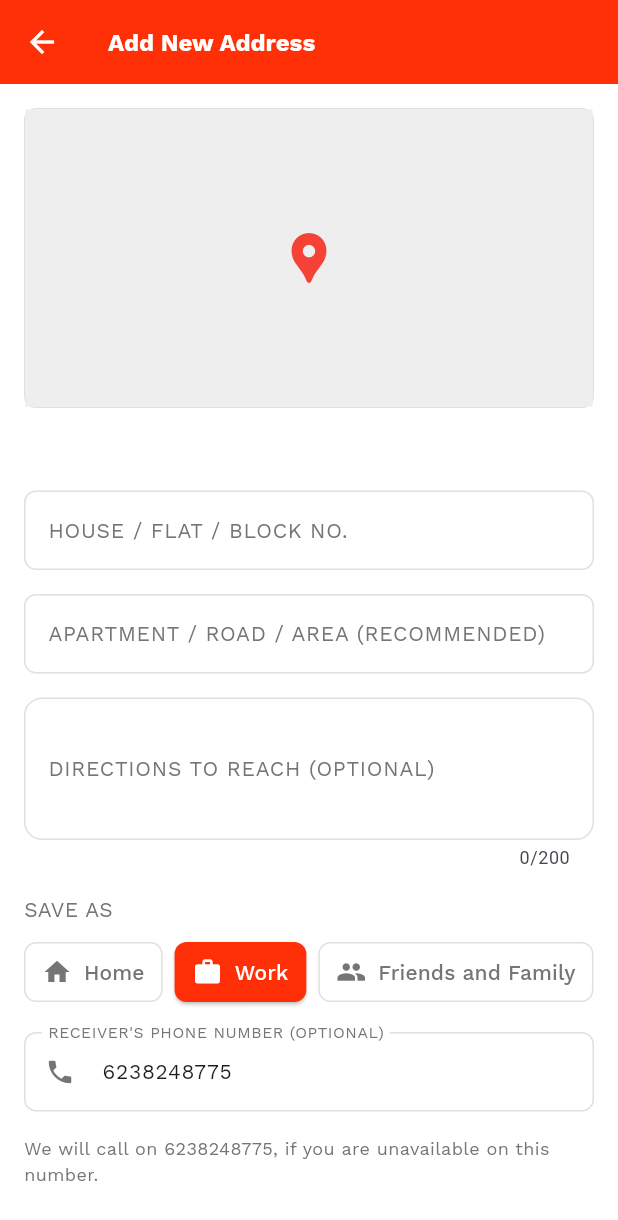
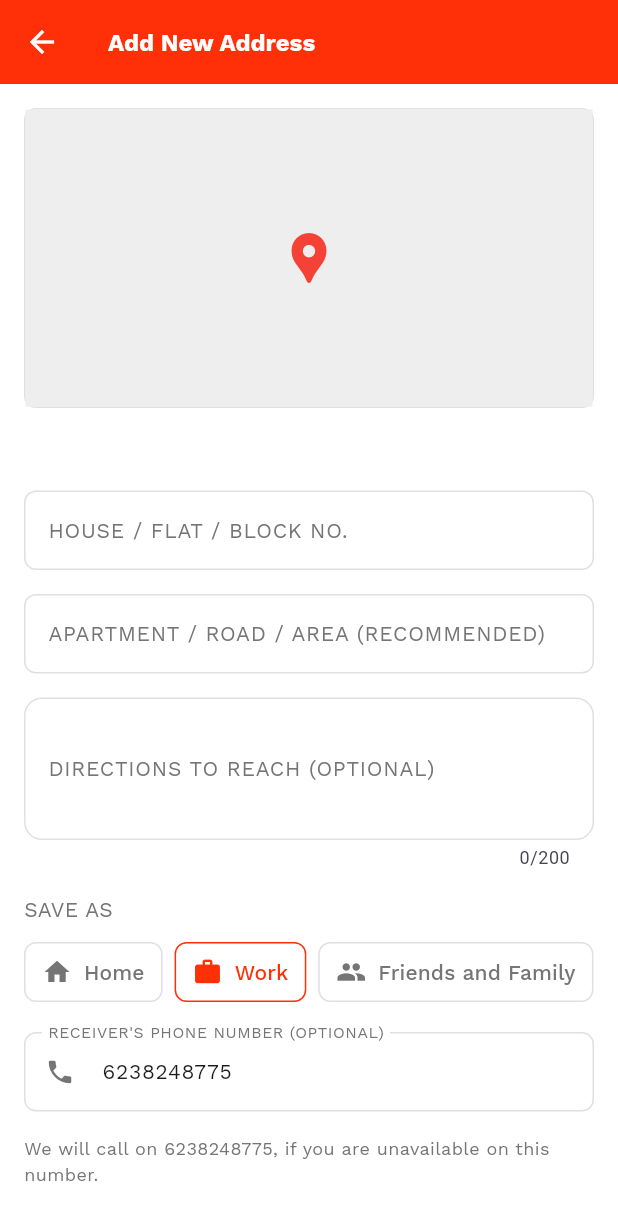
Before and after one commit to anandhuchandrabose/customerApp, a Flutter app: the AddressFormView screen opened directly with empty values, on a phone screen of 412 x 824 dp. Shown: the top 1220 px of the screen. Run offline on Flutter 3.47's test engine with Material 3 defaults, Android fonts, the phone set to English and light mode, and no system bars; our stand-ins replace geocoding, geolocator, get, get_storage, google_fonts, google_maps_flutter and 3 more; missing offline and left inert: flutter_google_maps_webservices, razorpay_flutter; accounts and stored records are empty.

```diff
--- a/lib/app/views/address_form_view.dart
+++ b/lib/app/views/address_form_view.dart
@@ -1,6 +1,5 @@
 import 'package:flutter/material.dart';
 import 'package:get/get.dart';
-// import 'package:get/get.dart';
 import 'package:google_fonts/google_fonts.dart';
 import '../controllers/location_controller.dart';
 import '../routes/app_routes.dart';
@@ -74,7 +73,7 @@ class AddressFormView extends GetView<LocationController> {
                   ),
                   child: Stack(
                     children: [
-                      // Simulate a map background (you can replace with Google Maps or a real map image)
+                      // Simulate a map background (replace with Google Maps if needed)
                       Container(
                         color: Colors.grey[200], // Light grey for map placeholder
                         width: double.infinity,
@@ -199,7 +198,6 @@ class AddressFormView extends GetView<LocationController> {
                   ),
                 ),
                 const SizedBox(height: 8),
-                // Fix the Row with Flexible instead of Expanded to handle unbounded width
                 SingleChildScrollView(
                   scrollDirection: Axis.horizontal,
                   child: Row(
@@ -207,88 +205,148 @@ class AddressFormView extends GetView<LocationController> {
                     mainAxisSize: MainAxisSize.min, // Use min to prevent expansion
                     children: [
                       Flexible(
-                        fit: FlexFit.loose, // Allow the button to size itself
+                        fit: FlexFit.loose,
                         child: Obx(() => OutlinedButton(
                               onPressed: () => selectedAddressType.value = 'Home',
                               style: OutlinedButton.styleFrom(
-                            foregroundColor: selectedAddressType.value == 'Home' ? kPrimaryColor : Colors.grey[600],
-                            side: BorderSide(color: selectedAddressType.value == 'Home' ? kPrimaryColor : Colors.grey[300]!),
-                            shape: RoundedRectangleBorder(borderRadius: BorderRadius.circular(8.0)),
-                            padding: const EdgeInsets.symmetric(vertical: 10, horizontal: 12),
+                                foregroundColor: selectedAddressType.value == 'Home'
+                                    ? kPrimaryColor
+                                    : Colors.grey[600],
+                                side: BorderSide(
+                                    color: selectedAddressType.value == 'Home'
+                                        ? kPrimaryColor
+                                        : Colors.grey[300]!),
+                                shape: RoundedRectangleBorder(
+                                    borderRadius: BorderRadius.circular(8.0)),
+                                padding: const EdgeInsets.symmetric(
+                                    vertical: 10, horizontal: 12),
                               ),
                               child: Row(
                                 mainAxisSize: MainAxisSize.min,
                                 mainAxisAlignment: MainAxisAlignment.center,
                                 children: [
-                              Icon(Icons.home, color: selectedAddressType.value == 'Home' ? kPrimaryColor : Colors.grey[600], size: 20),
+                                  Icon(
+                                    Icons.home,
+                                    color: selectedAddressType.value == 'Home'
+                                        ? kPrimaryColor
+                                        : Colors.grey[600],
+                                    size: 20,
+                                  ),
                                   const SizedBox(width: 8),
-                              Text('Home', style: GoogleFonts.workSans(fontSize: 14)),
+                                  Text('Home',
+                                      style: GoogleFonts.workSans(fontSize: 14)),
                                 ],
                               ),
                             )),
                       ),
                       const SizedBox(width: 8),
                       Flexible(
-                        fit: FlexFit.loose, // Allow the button to size itself
-                        child: Obx(() => ElevatedButton(
+                        fit: FlexFit.loose,
+                        child: Obx(() => OutlinedButton(
                               onPressed: () => selectedAddressType.value = 'Work',
-                          style: ElevatedButton.styleFrom(
-                            backgroundColor: selectedAddressType.value == 'Work' ? kPrimaryColor : Colors.grey[200],
-                            foregroundColor: selectedAddressType.value == 'Work' ? Colors.white : Colors.grey[600],
-                            shape: RoundedRectangleBorder(borderRadius: BorderRadius.circular(8.0)),
-                            padding: const EdgeInsets.symmetric(vertical: 10, horizontal: 12),
+                              style: OutlinedButton.styleFrom(
+                                foregroundColor: selectedAddressType.value == 'Work'
+                                    ? kPrimaryColor
+                                    : Colors.grey[600],
+                                side: BorderSide(
+                                    color: selectedAddressType.value == 'Work'
+                                        ? kPrimaryColor
+                                        : Colors.grey[300]!),
+                                shape: RoundedRectangleBorder(
+                                    borderRadius: BorderRadius.circular(8.0)),
+                                padding: const EdgeInsets.symmetric(
+                                    vertical: 10, horizontal: 12),
                               ),
                               child: Row(
                                 mainAxisSize: MainAxisSize.min,
                                 mainAxisAlignment: MainAxisAlignment.center,
                                 children: [
-                              Icon(Icons.work, color: selectedAddressType.value == 'Work' ? Colors.white : Colors.grey[600], size: 20),
+                                  Icon(
+                                    Icons.work,
+                                    color: selectedAddressType.value == 'Work'
+                                        ? kPrimaryColor
+                                        : Colors.grey[600],
+                                    size: 20,
+                                  ),
                                   const SizedBox(width: 8),
-                              Text('Work', style: GoogleFonts.workSans(fontSize: 14)),
+                                  Text('Work',
+                                      style: GoogleFonts.workSans(fontSize: 14)),
                                 ],
                               ),
                             )),
                       ),
                       const SizedBox(width: 8),
                       Flexible(
-                        fit: FlexFit.loose, // Allow the button to size itself
+                        fit: FlexFit.loose,
                         child: Obx(() => OutlinedButton(
-                          onPressed: () => selectedAddressType.value = 'Friends and Family',
+                              onPressed: () =>
+                                  selectedAddressType.value = 'Friends and Family',
                               style: OutlinedButton.styleFrom(
-                            foregroundColor: selectedAddressType.value == 'Friends and Family' ? kPrimaryColor : Colors.grey[600],
-                            side: BorderSide(color: selectedAddressType.value == 'Friends and Family' ? kPrimaryColor : Colors.grey[300]!),
-                            shape: RoundedRectangleBorder(borderRadius: BorderRadius.circular(8.0)),
-                            padding: const EdgeInsets.symmetric(vertical: 10, horizontal: 12),
+                                foregroundColor:
+                                    selectedAddressType.value == 'Friends and Family'
+                                        ? kPrimaryColor
+                                        : Colors.grey[600],
+                                side: BorderSide(
+                                    color:
+                                        selectedAddressType.value == 'Friends and Family'
+                                            ? kPrimaryColor
+                                            : Colors.grey[300]!),
+                                shape: RoundedRectangleBorder(
+                                    borderRadius: BorderRadius.circular(8.0)),
+                                padding: const EdgeInsets.symmetric(
+                                    vertical: 10, horizontal: 12),
                               ),
                               child: Row(
                                 mainAxisSize: MainAxisSize.min,
                                 mainAxisAlignment: MainAxisAlignment.center,
                                 children: [
-                              Icon(Icons.people, color: selectedAddressType.value == 'Friends and Family' ? kPrimaryColor : Colors.grey[600], size: 20),
+                                  Icon(
+                                    Icons.people,
+                                    color:
+                                        selectedAddressType.value == 'Friends and Family'
+                                            ? kPrimaryColor
+                                            : Colors.grey[600],
+                                    size: 20,
+                                  ),
                                   const SizedBox(width: 8),
-                              Text('Friends and Family', style: GoogleFonts.workSans(fontSize: 14)),
+                                  Text('Friends and Family',
+                                      style: GoogleFonts.workSans(fontSize: 14)),
                                 ],
                               ),
                             )),
                       ),
                       const SizedBox(width: 8),
                       Flexible(
-                        fit: FlexFit.loose, // Allow the button to size itself
+                        fit: FlexFit.loose,
                         child: Obx(() => OutlinedButton(
                               onPressed: () => selectedAddressType.value = 'Other',
                               style: OutlinedButton.styleFrom(
-                            foregroundColor: selectedAddressType.value == 'Other' ? kPrimaryColor : Colors.grey[600],
-                            side: BorderSide(color: selectedAddressType.value == 'Other' ? kPrimaryColor : Colors.grey[300]!),
-                            shape: RoundedRectangleBorder(borderRadius: BorderRadius.circular(8.0)),
-                            padding: const EdgeInsets.symmetric(vertical: 10, horizontal: 12),
+                                foregroundColor: selectedAddressType.value == 'Other'
+                                    ? kPrimaryColor
+                                    : Colors.grey[600],
+                                side: BorderSide(
+                                    color: selectedAddressType.value == 'Other'
+                                        ? kPrimaryColor
+                                        : Colors.grey[300]!),
+                                shape: RoundedRectangleBorder(
+                                    borderRadius: BorderRadius.circular(8.0)),
+                                padding: const EdgeInsets.symmetric(
+                                    vertical: 10, horizontal: 12),
                               ),
                               child: Row(
                                 mainAxisSize: MainAxisSize.min,
                                 mainAxisAlignment: MainAxisAlignment.center,
                                 children: [
-                              Icon(Icons.pin_drop, color: selectedAddressType.value == 'Other' ? kPrimaryColor : Colors.grey[600], size: 20),
+                                  Icon(
+                                    Icons.pin_drop,
+                                    color: selectedAddressType.value == 'Other'
+                                        ? kPrimaryColor
+                                        : Colors.grey[600],
+                                    size: 20,
+                                  ),
                                   const SizedBox(width: 8),
-                              Text('Other', style: GoogleFonts.workSans(fontSize: 14)),
+                                  Text('Other',
+                                      style: GoogleFonts.workSans(fontSize: 14)),
                                 ],
                               ),
                             )),
--- a/lib/app/views/category_vendors_view.dart
+++ b/lib/app/views/category_vendors_view.dart
@@ -70,7 +70,7 @@ class CategoryVendorsView extends GetView<CategoryVendorsController> {
               crossAxisAlignment: CrossAxisAlignment.start,
               children: [
                 Text(
-                  '$categoryName Restaurants',
+                  '$categoryName Kitchens',
                   style: GoogleFonts.workSans(
                     fontSize: 18,
                     fontWeight: FontWeight.bold,
```
Also changed, not shown: lib/app/views/home_view.dart (+28 -8 lines), pubspec.yaml (+12 -1 lines), assets/img/icon.jpg (renamed from assets/img/Frwshmologo-01.jpg), pubspec.lock, 30 other files. Lines whose indentation alone changed are shown as unchanged.
